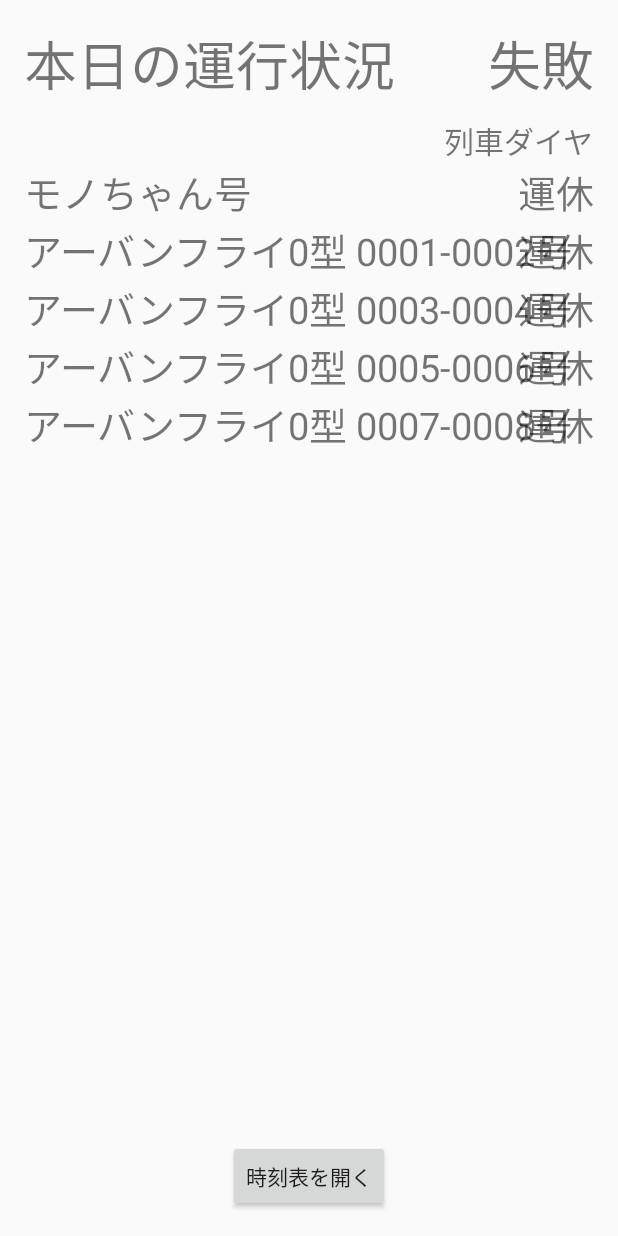
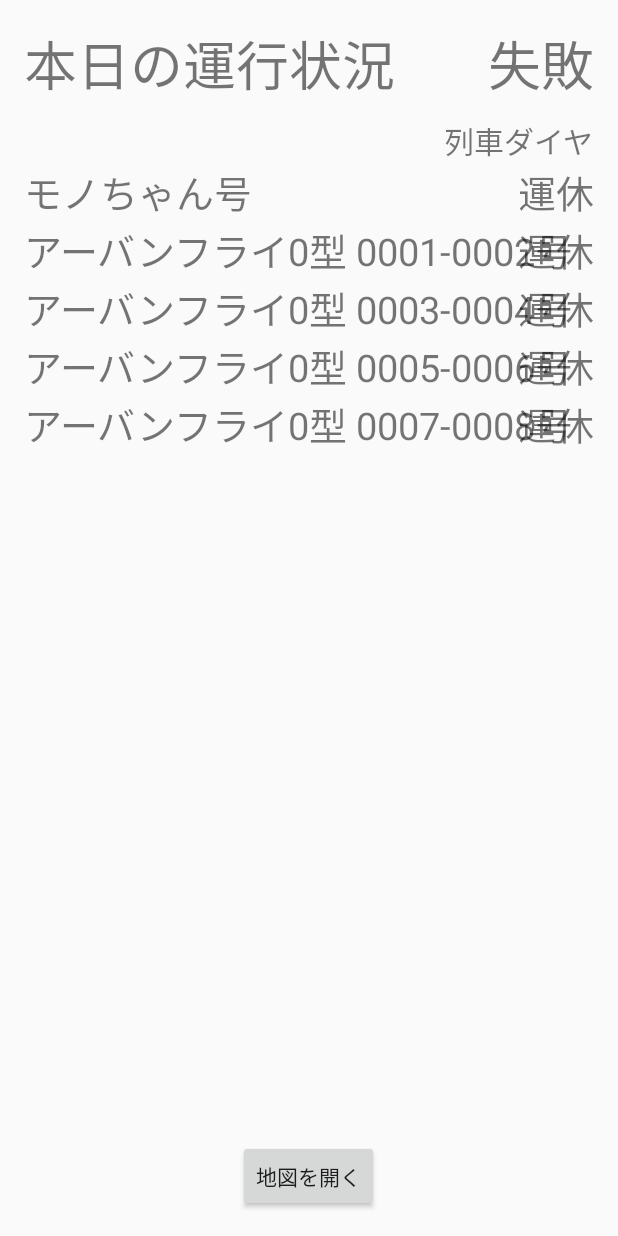
Before and after one commit to tackn77/MonoViewer, an Android app: the screen it shows after launch (MainActivity), on a phone screen of 412 x 824 dp. Run offline under Robolectric (Android 15) with nearby library versions, the phone set to English and light mode, and no system bars; 7 statements that could not run were skipped.

Commit message:
仕様変更
アプリ名変更

```diff
--- a/MonoViewer/src/main/AndroidManifest.xml
+++ b/MonoViewer/src/main/AndroidManifest.xml
@@ -37,7 +37,7 @@
         </activity>
         <activity
             android:name="jp.chiba.tackn.monoviewer.map.MapsActivity"
-            android:label="@string/title_activity_maps" >
+            android:label="@string/app_name" >
         </activity>
 
         <meta-data
--- a/MonoViewer/src/main/res/layout/activity_main.xml
+++ b/MonoViewer/src/main/res/layout/activity_main.xml
@@ -146,7 +146,7 @@
     <Button
         android:layout_width="wrap_content"
         android:layout_height="wrap_content"
-        android:text="時刻表を開く"
+        android:text="地図を開く"
         android:id="@+id/button"
         android:layout_alignParentBottom="true"
         android:layout_centerHorizontal="true" />
--- a/MonoViewer/src/main/res/values/strings.xml
+++ b/MonoViewer/src/main/res/values/strings.xml
@@ -1,11 +1,9 @@
 <?xml version="1.0" encoding="utf-8"?>
 <resources>
 
-    <string name="app_name">千葉都市モノレール時刻表びゅーわ</string>
+    <string name="app_name">モノちゃんびゅーわ</string>
     <string name="hello_world">Hello world!</string>
     <string name="action_settings">Settings</string>
-    <string name="title_activity_main">MainActivity</string>
-    <string name="title_activity_maps">Map</string>
     <string name="hello_blank_fragment">Hello blank fragment</string>
 
 </resources>
```
